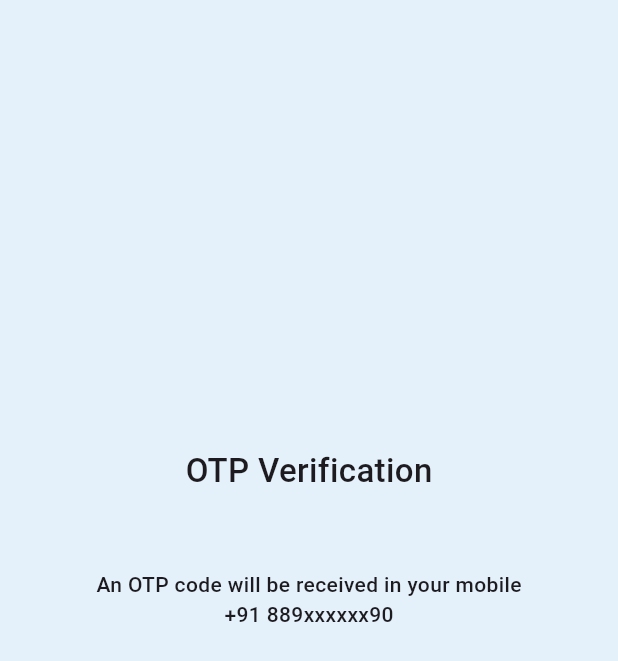
After one commit to AthiraaAthi/project_way, a Flutter app: the OtpScreen screen opened directly, on a phone screen of 412 x 824 dp. The commit adds this screen. Shown: the top 661 px of the screen. Run offline on Flutter 3.47's test engine with Material 3 defaults, Android fonts, the phone set to English and light mode, and no system bars; drawn by our look-alikes of pinput.

Commit message:
partially completed otp screen

```diff
--- /dev/null
+++ b/lib/view/otp_screen/otp_screen.dart
@@ -0,0 +1,79 @@
+import 'package:flutter/material.dart';
+import 'package:pinput/pinput.dart';
+import 'package:project_way/utils/color_constant/color_constant.dart';
+
+class OtpScreen extends StatefulWidget {
+  const OtpScreen({super.key});
+
+  @override
+  State<OtpScreen> createState() => _OtpScreenState();
+}
+
+class _OtpScreenState extends State<OtpScreen> {
+  @override
+  Widget build(BuildContext context) {
+    final defaultPinTheme = PinTheme(
+      width: 56,
+      height: 56,
+      textStyle: TextStyle(
+          fontSize: 20,
+          color: Color.fromRGBO(30, 60, 87, 1),
+          fontWeight: FontWeight.w600),
+      decoration: BoxDecoration(
+        border: Border.all(color: Color.fromRGBO(234, 239, 243, 1)),
+        borderRadius: BorderRadius.circular(20),
+      ),
+    );
+
+    final focusedPinTheme = defaultPinTheme.copyDecorationWith(
+      border: Border.all(color: Color.fromRGBO(114, 178, 238, 1)),
+      borderRadius: BorderRadius.circular(8),
+    );
+
+    final submittedPinTheme = defaultPinTheme.copyWith(
+      decoration: defaultPinTheme.decoration?.copyWith(
+        color: Color.fromRGBO(234, 239, 243, 1),
+      ),
+    );
+
+    return Scaffold(
+      backgroundColor: ColorConstant.bgBlue,
+      body: Center(
+        child: Column(
+          mainAxisAlignment: MainAxisAlignment.center,
+          children: [
+            Text(
+              "OTP Verification",
+              style: TextStyle(fontSize: 22, fontWeight: FontWeight.w500),
+            ),
+            SizedBox(
+              height: 50,
+            ),
+            Text(
+              "An OTP code will be received in your mobile",
+              style: TextStyle(fontWeight: FontWeight.w500),
+            ),
+            Text(
+              "+91 889xxxxxx90",
+              style: TextStyle(fontWeight: FontWeight.w500),
+            ),
+            SizedBox(
+              height: 50,
+            ),
+            Pinput(
+              defaultPinTheme: defaultPinTheme,
+              focusedPinTheme: focusedPinTheme,
+              submittedPinTheme: submittedPinTheme,
+              validator: (s) {
+                return s == '2222' ? null : 'Pin is incorrect';
+              },
+              pinputAutovalidateMode: PinputAutovalidateMode.onSubmit,
+              showCursor: true,
+              onCompleted: (pin) => print(pin),
+            )
+          ],
+        ),
+      ),
+    );
+  }
+}
--- a/pubspec.yaml
+++ b/pubspec.yaml
@@ -35,6 +35,7 @@ dependencies:
   # The following adds the Cupertino Icons font to your application.
   # Use with the CupertinoIcons class for iOS style icons.
   cupertino_icons: ^1.0.6
+  pinput: ^4.0.0
 
 dev_dependencies:
   flutter_test:
```
Also changed, not shown: lib/view/login_screen/login_screen.dart (+11 -1 lines), lib/view/register_screen/register_screen.dart (+17 -3 lines), pubspec.lock, 5 other files.
